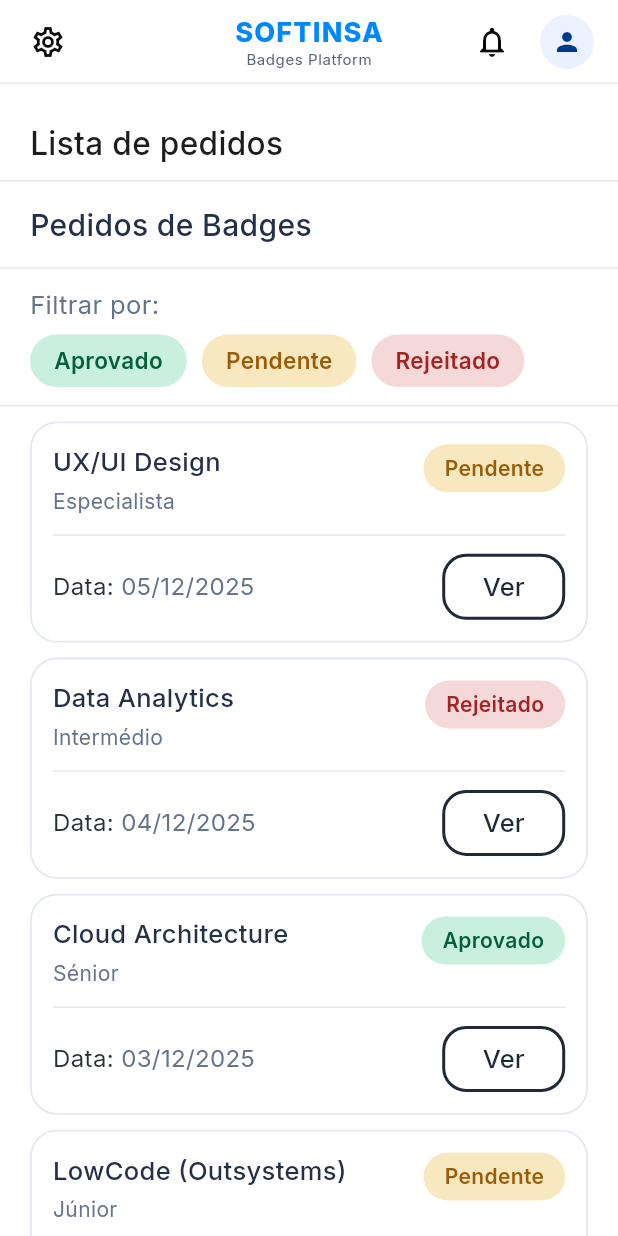
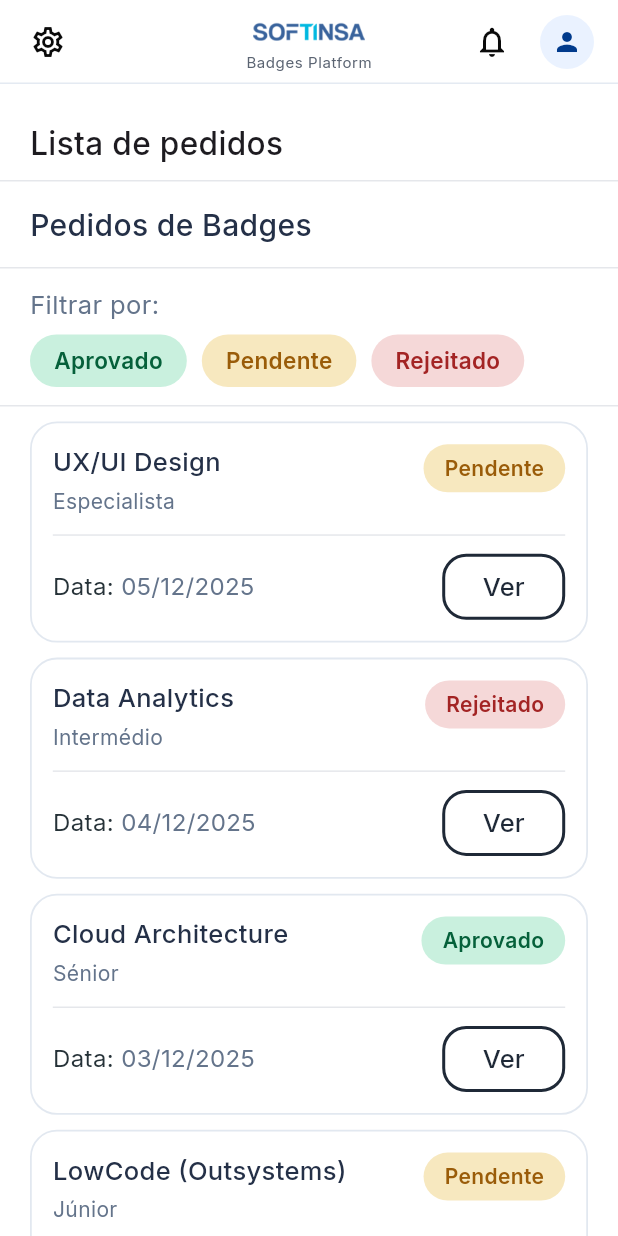
Before and after one commit to Rodralp/PINT-Mobile, a Flutter app: the BadgeRequestScreen screen opened directly, on a phone screen of 412 x 824 dp. Run offline on Flutter 3.47's test engine with Material 3 defaults, Android fonts, the phone set to English and light mode, and no system bars; our stand-ins replace confetti, google_fonts, shared_preferences; accounts and stored records are empty.

Commit message:
The show's over
E começa

```diff
--- a/flutter_application_1/lib/widgets/app_top_bar.dart
+++ b/flutter_application_1/lib/widgets/app_top_bar.dart
@@ -33,17 +33,13 @@ class AppTopBar extends StatelessWidget implements PreferredSizeWidget {
       leadingWidth: 60,
       title: Column(
         mainAxisSize: MainAxisSize.min,
-        children: const [
-          Text(
-            'SOFTINSA',
-            style: TextStyle(
-              fontSize: 18,
-              fontWeight: FontWeight.w800,
-              color: SoftinsaColors.blue,
-              letterSpacing: 0.8,
-            ),
+        children: [
+          Image.asset(
+            'assets/images/softinsa.png',
+            height: 28,
+            fit: BoxFit.contain,
           ),
-          Text(
+          const Text(
             'Badges Platform',
             style: TextStyle(
               fontSize: 10,
```
